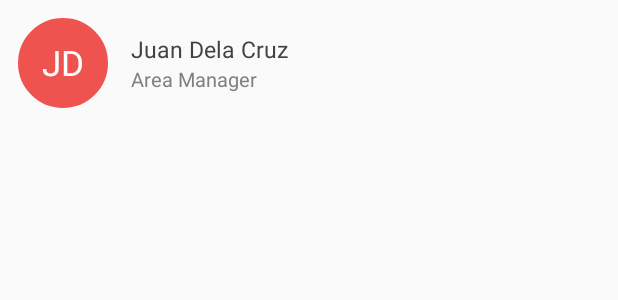
After one commit to rjhonsl/PetOneCRM1, an Android app: the layout item_lv_clientupdates.xml on its own in the app's theme, with its tools: preview values and no code run, on a phone screen of 412 x 824 dp. The commit adds this screen. Shown: the top 300 px of the screen. Run offline under Robolectric (Android 15) with nearby library versions, the phone set to English and light mode, and no system bars.

Commit message:
Client Updates - finished updates display

```diff
--- a/app/src/main/java/com/santeh/petone/crm/Main/Activity_LoginScreen.java
+++ b/app/src/main/java/com/santeh/petone/crm/Main/Activity_LoginScreen.java
@@ -72,9 +72,15 @@ public class Activity_LoginScreen extends Activity{
         db = new DB_Query_AquaCRM(this);
         db.open();
 
+
+
         fusedLocation = new FusedLocation(context, activity);
         fusedLocation.buildGoogleApiClient(context);
 
+        if (db.getUser_Count() < 1) {
+            long a =  db.insertAdminAccount(context);
+            Helper.common.toastLong(activity, "users: " + a );
+        }
 
 
         try {
--- a/app/src/main/res/layout/dialog_yesno_edittext_multiline.xml
+++ b/app/src/main/res/layout/dialog_yesno_edittext_multiline.xml
@@ -51,11 +51,11 @@
         <EditText
             android:layout_marginRight="15dp"
             android:id="@+id/dialog_edttext"
-            android:layout_width="match_parent"
+            android:layout_width="fill_parent"
             android:layout_height="wrap_content"
             android:textSize="14sp"
             android:inputType="textMultiLine|textCapSentences"
-            android:lines="2"
+            android:lines="3"
             android:minLines="2"
             android:maxLines="8"
             android:scrollbars="vertical"
--- /dev/null
+++ b/app/src/main/res/layout/item_lv_clientupdates.xml
@@ -0,0 +1,51 @@
+<?xml version="1.0" encoding="utf-8"?>
+<LinearLayout xmlns:android="http://schemas.android.com/apk/res/android"
+              android:orientation="horizontal"
+              android:gravity="center_vertical"
+              android:layout_width="fill_parent"
+              android:layout_height="wrap_content"
+    android:padding="12dp">
+
+    <TextView android:layout_width="60dp"
+              android:layout_height="60dp"
+              android:gravity="center"
+              android:textSize="23sp"
+              android:padding="7dp"
+              android:textColor="#FFFFFF"
+              android:background="@drawable/bg_red_oval_400"
+              android:layout_gravity="center"
+              android:id="@+id/item_user_initials"
+        android:text="JD"/>
+
+    <LinearLayout android:layout_width="fill_parent"
+                  android:layout_height="wrap_content"
+                  android:orientation="vertical"
+                  android:gravity="center_vertical"
+                  android:paddingRight="10dp"
+                  android:paddingLeft="15dp">
+        <TextView
+            android:textSize="15dp"
+            android:textColor="@color/background_floating_material_dark"
+            android:text="Juan Dela Cruz"
+            android:id="@+id/item_clientupdates_date"
+            android:layout_width="fill_parent"
+            android:layout_height="wrap_content"/>
+
+        <TextView
+            android:text="Area Manager"
+            android:textSize="13dp"
+            android:lines="2"
+            android:minLines="2"
+            android:ems="3"
+            android:singleLine="true"
+            android:id="@+id/item_user_position"
+            android:textColor="@color/gray_500"
+            android:layout_width="fill_parent"
+            android:layout_height="wrap_content"/>
+
+
+    </LinearLayout>
+
+
+
+</LinearLayout>
```
Also changed, not shown: app/src/main/java/com/santeh/petone/crm/Adapter/Adapter_ClientUpdates.java (+18 -40 lines), app/src/main/java/com/santeh/petone/crm/DBase/DB_Query_AquaCRM.java (+53 -1 lines), app/src/main/java/com/santeh/petone/crm/Main/Activity_ClientUpdates.java (+102 -2 lines), app/src/main/java/com/santeh/petone/crm/Main/MapsActivity.java (+8 -3 lines), app/src/main/java/com/santeh/petone/crm/Utils/Helper.java (+15 -1 lines), app/src/main/res/layout/activity_client_updates.xml (+5 -2 lines).
